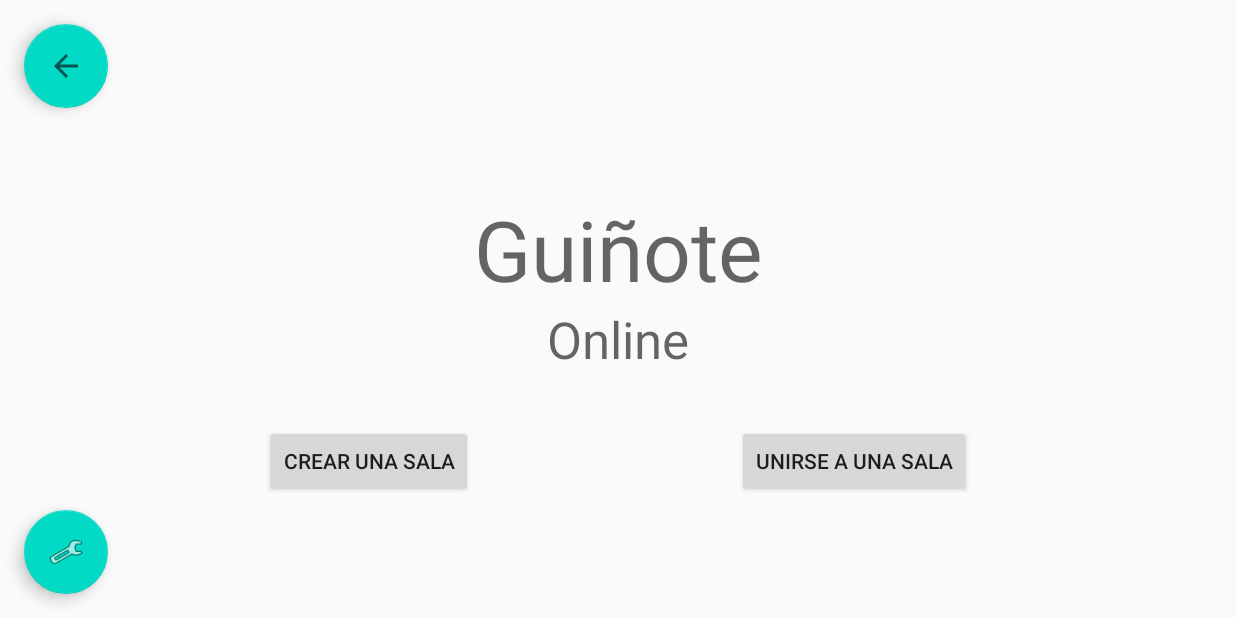
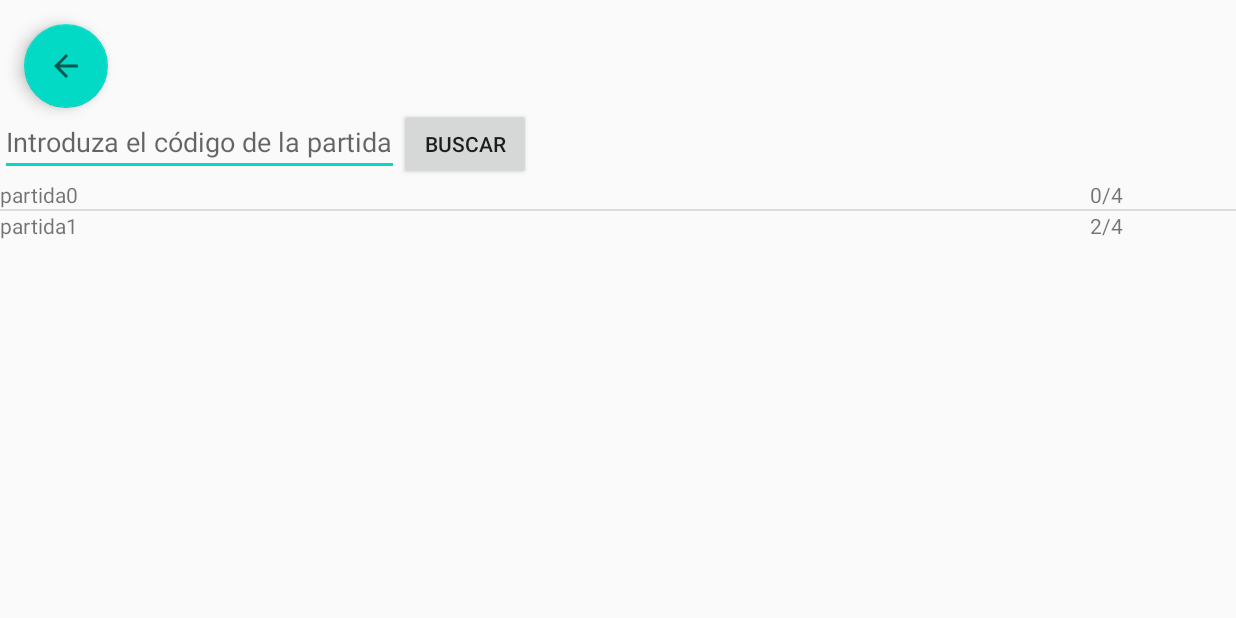
Before and after one commit to UNIZAR-30226-2021-11/Guinyote_app, an Android app: the OnlineMenuFragment screen opened through its navigation route, after a tap on "UNIRSE A UNA SALA", on a phone screen of 824 x 412 dp (held sideways). Run offline under Robolectric (Android 15) with nearby library versions, the phone set to English and light mode, and no system bars.

Commit message:
Añadida pantalla con la lista de partidas públicas y buscador.
Signed-off-by: samueltorresfau <samueltorresfau@gmail.com>

```diff
--- a/app/src/main/java/manyosoft/guinyote/GuinyoteClienteWeb.java
+++ b/app/src/main/java/manyosoft/guinyote/GuinyoteClienteWeb.java
@@ -10,7 +10,7 @@ public class GuinyoteClienteWeb {
     /**
      * Servidor remoto del backend
      */
-    private static final String SERVER = "ws://echo.websocket.org";
+    private static final String SERVER = /*"ws://15.188.14.213:27000/echo"*/"ws://echo.websocket.org";
 
     /**
      * The timeout value in milliseconds for socket connection.
@@ -30,10 +30,10 @@ public class GuinyoteClienteWeb {
     /**
      * Connect to the server.
      */
-    private static void connect() throws IOException, WebSocketException
+    public void connect() throws IOException, WebSocketException
     {
         // Crea un buzón vacío
-        buzon = new LinkedList<String>();
+        buzon = new LinkedList<>();
 
         // Crea una conexión y la asocia al websocket de la clase
         ws =  new WebSocketFactory()
@@ -50,11 +50,18 @@ public class GuinyoteClienteWeb {
 
     }
 
+    public void close() {
+        if(ws != null && ws.isOpen())
+            ws.disconnect();
+        if(buzon != null)
+            buzon.clear();
+    }
+
     /**
      * Envía una cadena de texto al backend
      * @param text Cadena de texto enviada
      */
-    public static void sendText(String text)    {
+    public void sendText(String text)    {
         if(text != null)
             ws.sendText(text);
     }
@@ -64,7 +71,7 @@ public class GuinyoteClienteWeb {
      * Si no hay ningún mensaje devuelve null.
      * @return Cadena de texto enviada por el backend (null si no se ha recibido nada)
      */
-    public static String readText() {
+    public String readText() {
         return buzon.poll();
     }
 }
--- /dev/null
+++ b/app/src/main/java/manyosoft/guinyote/ListadoPartidasActivity.java
@@ -0,0 +1,66 @@
+package manyosoft.guinyote;
+
+import androidx.appcompat.app.AppCompatActivity;
+
+import android.os.Bundle;
+import android.provider.Telephony;
+import android.util.Log;
+import android.view.View;
+import android.view.Window;
+import android.widget.AdapterView;
+import android.widget.ListView;
+import android.widget.Toast;
+
+import com.google.android.material.floatingactionbutton.FloatingActionButton;
+
+import java.util.ArrayList;
+
+public class ListadoPartidasActivity extends AppCompatActivity {
+
+    private ListView listadoPartidas;
+    private ArrayList<Partida> partidas;
+
+    @Override
+    protected void onCreate(Bundle savedInstanceState) {
+        super.onCreate(savedInstanceState);
+        this.requestWindowFeature(Window.FEATURE_NO_TITLE);
+        setContentView(R.layout.activity_listado_partidas);
+
+        // Botón de retroceso
+        FloatingActionButton back = findViewById(R.id.back);
+        back.setOnClickListener(new View.OnClickListener() {
+            @Override
+            public void onClick(View view) {
+                onBackPressed();
+            }
+        });
+
+        listadoPartidas = (ListView) findViewById(R.id.listadoPartidas);
+
+        // TODO SOLICITA PARTIDAS
+
+        // TODO LEE LAS PARTIDAS
+        Log.d("xd","xd");
+        partidas = new ArrayList<>();
+        Partida uno = new Partida(0L,"partida0",0);
+        partidas.add(uno);
+        Partida otro = new Partida(1L,"partida1",2);
+        partidas.add(otro);
+        Log.d("xd","xd");
+
+        // Adaptador para la lista de partidas
+        ListadoPartidasAdapter adaptador = new ListadoPartidasAdapter(this, R.layout.list_item_partidas, partidas);
+        listadoPartidas.setAdapter(adaptador);
+        listadoPartidas.setClickable(true);
+
+        listadoPartidas.setOnItemClickListener(new AdapterView.OnItemClickListener() {
+            @Override
+            public void onItemClick(AdapterView<?> adapterView, View view, int position, long id) {
+                Toast.makeText(ListadoPartidasActivity.this, "Seleccionaste la partida: " + partidas.get(position).getNombre(), Toast.LENGTH_SHORT).show();
+                // TODO Lanza la actividad de seleccion de equipo con la partida seleccionada en la lista
+            }
+        });
+    }
+
+
+}
--- /dev/null
+++ b/app/src/main/java/manyosoft/guinyote/ListadoPartidasAdapter.java
@@ -0,0 +1,60 @@
+package manyosoft.guinyote;
+
+import android.content.Context;
+import android.view.LayoutInflater;
+import android.view.View;
+import android.view.ViewGroup;
+import android.widget.BaseAdapter;
+import android.widget.TextView;
+
+import java.util.ArrayList;
+import java.util.Locale;
+
+public class ListadoPartidasAdapter extends BaseAdapter {
+    private Context context;
+    private int layout;
+    private ArrayList<Partida> partidas;
+
+
+    public ListadoPartidasAdapter(Context context, int layout, ArrayList<Partida> partidas) {
+        this.context = context;
+        this.layout = layout;
+        this.partidas = partidas;
+    }
+
+    @Override
+    public int getCount() {
+        return this.partidas.size();
+    }
+
+    @Override
+    public Object getItem(int position) {
+        return this.partidas.get(position);
+    }
+
+    @Override
+    public long getItemId(int position) {
+        return this.partidas.get(position).getId();
+    }
+
+    @Override
+    public View getView(int position, View convertView, ViewGroup parent) {
+        View v = convertView;
+        if (convertView == null)    {
+            LayoutInflater layoutInflater = LayoutInflater.from(this.context);
+
+            v = layoutInflater.inflate(R.layout.list_item_partidas, parent, false);
+        }
+
+        String nombre = this.partidas.get(position).getNombre();
+        Integer jugadores = this.partidas.get(position).getJugadores();
+
+        TextView nombreTV = (TextView) v.findViewById(R.id.nombre);
+        nombreTV.setText(nombre);
+
+        TextView jugadoresTV = (TextView) v.findViewById(R.id.ocupacion);
+        jugadoresTV.setText(String.format(Locale.getDefault(), "%d/4", jugadores));
+
+        return v;
+    }
+}
--- a/app/src/main/java/manyosoft/guinyote/OnlineMenuFragment.java
+++ b/app/src/main/java/manyosoft/guinyote/OnlineMenuFragment.java
@@ -1,6 +1,7 @@
 package manyosoft.guinyote;
 
 import android.content.Context;
+import android.content.Intent;
 import android.os.Bundle;
 import android.view.LayoutInflater;
 import android.view.View;
@@ -46,6 +47,9 @@ public class OnlineMenuFragment extends Fragment {
 
                 Toast toast = Toast.makeText(context, text, duration);
                 toast.show();
+
+                Intent i = new Intent(context, ListadoPartidasActivity.class);
+                startActivity(i);
             }
         });
     }
--- /dev/null
+++ b/app/src/main/java/manyosoft/guinyote/Partida.java
@@ -0,0 +1,45 @@
+package manyosoft.guinyote;
+
+public class Partida {
+    private Long id;
+    private String nombre;
+    private Integer jugadores;
+
+    /**
+     *  Resto de elementos necesarios para controlar la partida
+     */
+
+    public Partida(Long id, String name, Integer players)   {
+        if(id != null && name != null && players != null)   {
+            this.id = id;
+            this.nombre = name;
+            this.jugadores = players;
+        }
+    }
+
+    public Long getId() {
+        return id;
+    }
+
+    public void setId(Long id) {
+        this.id = id;
+    }
+
+    public String getNombre() {
+        return nombre;
+    }
+
+    public void setNombre(String nombre) {
+        this.nombre = nombre;
+    }
+
+    public Integer getJugadores() {
+        return jugadores;
+    }
+
+    public void setJugadores(Integer jugadores) {
+        this.jugadores = jugadores;
+    }
+
+
+}
--- /dev/null
+++ b/app/src/main/res/layout/activity_listado_partidas.xml
@@ -0,0 +1,55 @@
+<?xml version="1.0" encoding="utf-8"?>
+<androidx.constraintlayout.widget.ConstraintLayout xmlns:android="http://schemas.android.com/apk/res/android"
+xmlns:app="http://schemas.android.com/apk/res-auto"
+xmlns:tools="http://schemas.android.com/tools"
+android:layout_width="match_parent"
+android:layout_height="match_parent"
+tools:context=".MainMenuFragment">
+
+    <!-- Boton de retroceso -->
+    <com.google.android.material.floatingactionbutton.FloatingActionButton
+        android:id="@+id/back"
+        android:layout_width="wrap_content"
+        android:layout_height="wrap_content"
+        android:layout_gravity="top|start"
+        android:layout_margin="@dimen/fab_margin"
+        app:srcCompat="?attr/homeAsUpIndicator"
+        app:layout_constraintStart_toStartOf="parent"
+        app:layout_constraintTop_toTopOf="parent"/>
+
+    <!-- Buscador de partidas -->
+    <LinearLayout
+        android:id="@+id/buscadorPartidas"
+        android:layout_width="match_parent"
+        android:layout_height="wrap_content"
+        app:layout_constraintStart_toStartOf="parent"
+        app:layout_constraintTop_toBottomOf="@id/back"
+        android:orientation="horizontal">
+
+        <EditText
+            android:layout_width="wrap_content"
+            android:layout_height="wrap_content"
+            android:hint="@string/introduccir_codigo"
+            android:importantForAutofill="no"
+            android:inputType="number">
+
+        </EditText>
+
+        <Button
+            android:id="@+id/boton_buscar"
+            android:layout_width="wrap_content"
+            android:layout_height="wrap_content"
+            android:text="@string/buscar_partida"/>
+
+    </LinearLayout>
+
+    <!-- Lista De las partidas -->
+    <ListView
+        android:id="@+id/listadoPartidas"
+        android:layout_width="match_parent"
+        android:layout_height="wrap_content"
+        app:layout_constraintStart_toStartOf="parent"
+        app:layout_constraintTop_toBottomOf="@id/buscadorPartidas"/>
+
+
+</androidx.constraintlayout.widget.ConstraintLayout>
--- a/app/src/main/res/layout/activity_splash.xml
+++ b/app/src/main/res/layout/activity_splash.xml
@@ -11,7 +11,8 @@
             android:layout_width="match_parent"
             android:layout_height="match_parent"
             android:adjustViewBounds="false"
+            android:background="@color/white"
             android:contentDescription="@string/logo_de_la_empresa"
-            android:src="@mipmap/logo_manyosoft"/>
+            android:src="@mipmap/logo_manyosoft_mejor"/>
     </RelativeLayout>
 </androidx.constraintlayout.widget.ConstraintLayout>
--- /dev/null
+++ b/app/src/main/res/layout/list_item_partidas.xml
@@ -0,0 +1,23 @@
+<?xml version="1.0" encoding="utf-8"?>
+<LinearLayout xmlns:android="http://schemas.android.com/apk/res/android"
+    android:orientation="horizontal" android:layout_width="match_parent"
+    android:layout_height="match_parent">
+
+    <TextView
+        android:id="@+id/nombre"
+        android:layout_width="wrap_content"
+        android:layout_height="wrap_content"
+        android:layout_weight="90"
+        android:layout_gravity="start"
+        android:text="@android:string/unknownName" />
+
+
+    <TextView
+        android:id="@+id/ocupacion"
+        android:layout_width="wrap_content"
+        android:layout_height="wrap_content"
+        android:layout_weight="10"
+        android:layout_gravity="end"
+        android:text="@android:string/unknownName" />
+
+</LinearLayout>
--- a/app/src/main/res/values/strings.xml
+++ b/app/src/main/res/values/strings.xml
@@ -1,4 +1,6 @@
 <resources>
+    <color name="white">#FFFFFF</color>
+
     <string name="app_name">Guinyote</string>
     <string name="action_settings">Settings</string>
     <!-- Strings used for fragments for navigation -->
@@ -31,5 +33,9 @@
     <string name="RESULTADO">RESULTADO</string>
     <string name="PUNTOS">PUNTOS</string>
 
+    <!-- LISTADO PARTIDAS -->
+    <string name="introduccir_codigo">Introduza el código de la partida</string>
+    <string name="buscar_partida">Buscar</string>
+
 
 </resources>
```
Also changed, not shown: app/src/main/AndroidManifest.xml (+17 -1 lines), app/src/main/res/mipmap-xxxhdpi/logo_manyosoft_mejor.png (added).
